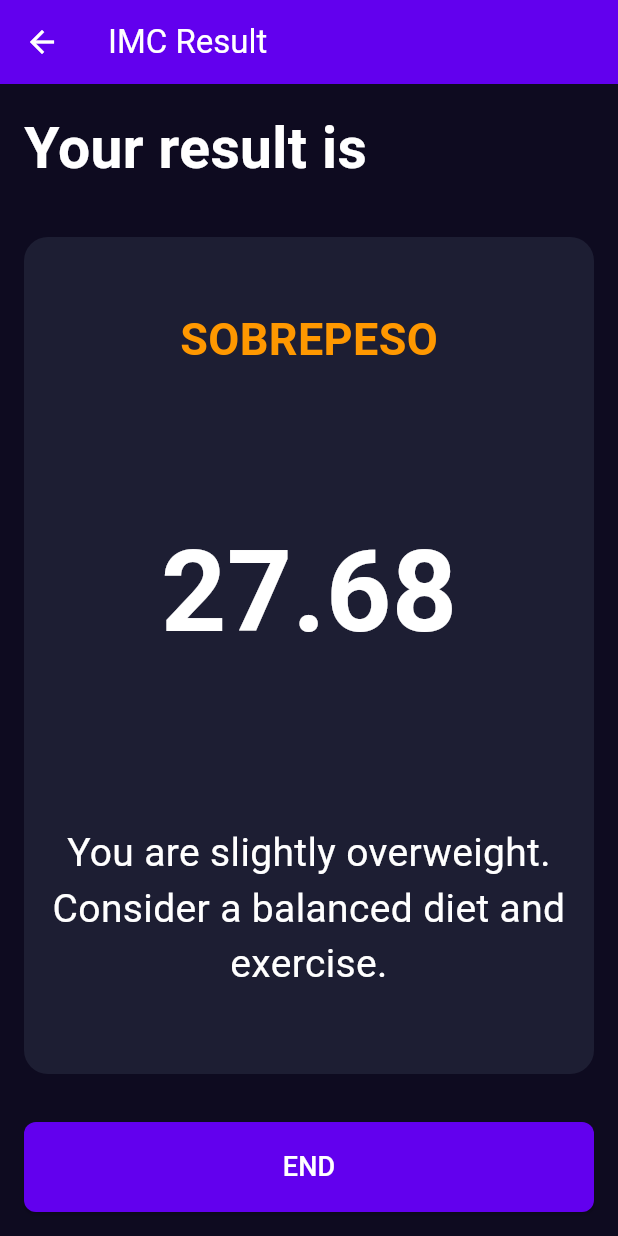
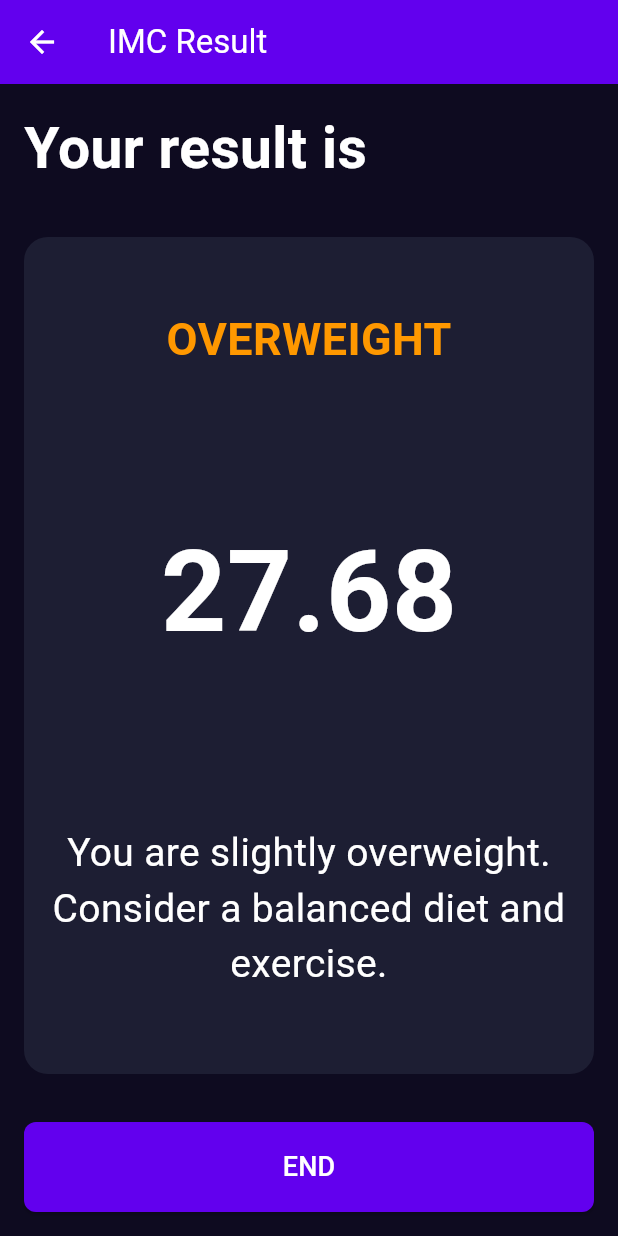
Before and after one commit to rafabarbeytodev/imc, a Flutter app: the screen it shows after launch, after a tap on "CALCULAR", on a phone screen of 412 x 824 dp. Run offline on Flutter 3.47's test engine with Material 3 defaults, Android fonts, the phone set to English and light mode, and no system bars; our stand-ins replace equatable.

Commit message:
Refactor IMC result handling; introduce ImcResult class for better result management and update navigation routes

```diff
--- a/lib/core/constants.dart
+++ b/lib/core/constants.dart
@@ -1,3 +1,6 @@
+import 'package:flutter/material.dart';
+import 'package:imc/data/imc_result.dart';
+
 class Constants {
 
   static const int genderMale = 0;
@@ -9,4 +12,29 @@ class Constants {
   static const double weightInitial = 80;
   static const double edgeInitial = 20;
   static const double edgeMax = 150;
+
+  static final imcResultLow = ImcResult(
+    color: Colors.blue,
+    title: "LOW",
+    description: "Your weight is below normal. Consider consulting a healthcare provider.",
+  );
+
+  static final imcResultNormal = ImcResult(
+    color: Colors.green,
+    title: "NORMAL",
+    description: "You have a normal body weight. Good job!",
+  );
+
+  static final imcResultOverWeight = ImcResult(
+    color: Colors.orange,
+    title: "OVERWEIGHT",
+    description: "You are slightly overweight. Consider a balanced diet and exercise.",
+  );
+
+  static final imcResultObesity = ImcResult(
+    color: Colors.green,
+    title: "OBESITY",
+    description: "You are in the obesity range. Consult a healthcare provider for advice.",
+  );
+
 }
--- /dev/null
+++ b/lib/data/imc_result.dart
@@ -0,0 +1,25 @@
+import 'dart:ui';
+import 'package:equatable/equatable.dart';
+
+class ImcResult {
+  final Color color;
+  final String title;
+  final String description;
+
+  ImcResult({
+    required this.color,
+    required this.title,
+    required this.description,
+  });
+}
+
+class ImcResults extends Equatable {
+  final Color color;
+  final String title;
+  final String description;
+
+  const ImcResults({required this.color, required this.title, required this.description});
+
+  @override
+  List<Object?> get props => [color, title, description];
+}
--- /dev/null
+++ b/lib/navigation/routes.dart
@@ -0,0 +1,34 @@
+import 'package:flutter/material.dart';
+import 'package:imc/screens/imc_home_screen.dart';
+import 'package:imc/screens/imc_result_screen.dart';
+
+class AppRoutes {
+
+  //Navegacion a la pantalla de resultados
+  static void goToImcResultScreen(
+    BuildContext context,
+    int height,
+    int weight,
+    int edge,
+  ) {
+    Navigator.push(
+      context,
+      MaterialPageRoute(
+        builder:
+            (context) =>
+                ImcResultScreen(height: height, weight: weight, edge: edge),
+      ),
+    );
+  }
+
+  //Navegacion a la pantalla de inicio
+  static void goToImcHomeScreen(BuildContext context) {
+    Navigator.pushAndRemoveUntil(context, MaterialPageRoute(
+        builder:
+            (context) =>
+                ImcHomeScreen(),
+      ),
+      (route) => false, // Esto elimina todas las rutas anteriores
+    );
+  }
+}
--- a/lib/screens/imc_home_screen.dart
+++ b/lib/screens/imc_home_screen.dart
@@ -6,7 +6,7 @@ import 'package:imc/components/number_selector.dart';
 import 'package:imc/core/app_color.dart';
 import 'package:imc/core/constants.dart';
 import 'package:imc/core/text_styles.dart';
-import 'package:imc/screens/imc_result_screen.dart';
+import 'package:imc/navigation/routes.dart';
 
 class ImcHomeScreen extends StatefulWidget {
   const ImcHomeScreen({super.key});
@@ -130,16 +130,11 @@ class _ImcHomeScreenState extends State<ImcHomeScreen> {
             width: double.infinity,
             child: ElevatedButton(
               onPressed: () {
-                Navigator.push(
+                AppRoutes.goToImcResultScreen(
                   context,
-                  MaterialPageRoute(
-                    builder:
-                        (context) => ImcResultScreen(
-                          height: selectedHeight,
-                          weight: selectedWeight,
-                          edge: selectedEdge,
-                        ),
-                  ),
+                  selectedHeight,
+                  selectedWeight,
+                  selectedEdge,
                 );
               },
               style: ButtonStyle(
--- a/lib/screens/imc_result_screen.dart
+++ b/lib/screens/imc_result_screen.dart
@@ -1,6 +1,9 @@
 import 'package:flutter/material.dart';
 import 'package:imc/core/app_color.dart';
+import 'package:imc/core/constants.dart';
 import 'package:imc/core/text_styles.dart';
+import 'package:imc/data/imc_result.dart';
+import 'package:imc/navigation/routes.dart';
 
 class ImcResultScreen extends StatelessWidget {
   final int height;
@@ -24,7 +27,9 @@ class ImcResultScreen extends StatelessWidget {
   }
 
   Padding bodyResult(BuildContext context) {
+
     double imc = weight / ((height / 100) * (height / 100));
+    ImcResult imcResult = getImcResult(imc);
 
     return Padding(
       padding: const EdgeInsets.all(16),
@@ -52,11 +57,11 @@ class ImcResultScreen extends StatelessWidget {
                   mainAxisAlignment: MainAxisAlignment.spaceAround,
                   children: [
                     Text(
-                      getTitleByImc(imc),
+                      imcResult.title,
                       style: TextStyle(
                         fontSize: 30,
                         fontWeight: FontWeight.w600,
-                        color: getColorByImc(imc),
+                        color: imcResult.color,
                      ),
                     ),
                     Text(
@@ -70,7 +75,7 @@ class ImcResultScreen extends StatelessWidget {
                     Padding(
                       padding: const EdgeInsets.all(8.0),
                       child: Text(
-                        getDescriptionByImc(imc),
+                        imcResult.description,
                         style: TextStyle(
                           fontSize: 26,
                           fontWeight: FontWeight.w400,
@@ -89,7 +94,7 @@ class ImcResultScreen extends StatelessWidget {
             width: double.infinity,
             child: ElevatedButton(
               onPressed: () {
-                Navigator.pop(context);
+                AppRoutes.goToImcHomeScreen(context);
               },
               style: ButtonStyle(
                 shape: WidgetStateProperty.all(
@@ -115,30 +120,12 @@ class ImcResultScreen extends StatelessWidget {
     );
   }
 
-  Color getColorByImc(double imc) {
+  ImcResult getImcResult(double imc) {
     return switch (imc) {
-      < 18.5 => Colors.blue, //IMC Bajo
-      < 24.9 => Colors.green, //IMC normal
-      < 29.99 => Colors.orange, //IMC sobrepeso
-      _ => Colors.red, //IMC obesidad
-    };
-  }
-
-  String getTitleByImc(double imc) {
-    return switch (imc) {
-      < 18.5 => "BAJO", //IMC Bajo
-      < 24.9 => "NORMAL", //IMC normal
-      < 29.99 => "SOBREPESO", //IMC sobrepeso
-      _ => "OBESIDAD", //IMC obesidad
-    };
-  }
-
-  String getDescriptionByImc(double imc) {
-    return switch (imc) {
-      < 18.5 => "Your weight is below normal. Consider consulting a healthcare provider." , //IMC Bajo
-      < 24.9 => "You are in the normal range. Keep it up!", //IMC normal
-      < 29.99 => "You are slightly overweight. Consider a balanced diet and exercise.", //IMC sobrepeso
-      _ => "You are in the obesity range. Consult a healthcare provider for advice.", //IMC obesidad
+      < 18.5 => Constants.imcResultLow,
+      < 24.9 => Constants.imcResultNormal,
+      < 29.99 => Constants.imcResultOverWeight,
+      _ => Constants.imcResultObesity,
     };
   }
 }
--- a/pubspec.yaml
+++ b/pubspec.yaml
@@ -9,6 +9,7 @@ environment:
 dependencies:
   flutter:
     sdk: flutter
+  equatable: ^2.0.7
 
 dev_dependencies:
   flutter_test:
```
Also changed, not shown: pubspec.lock.
